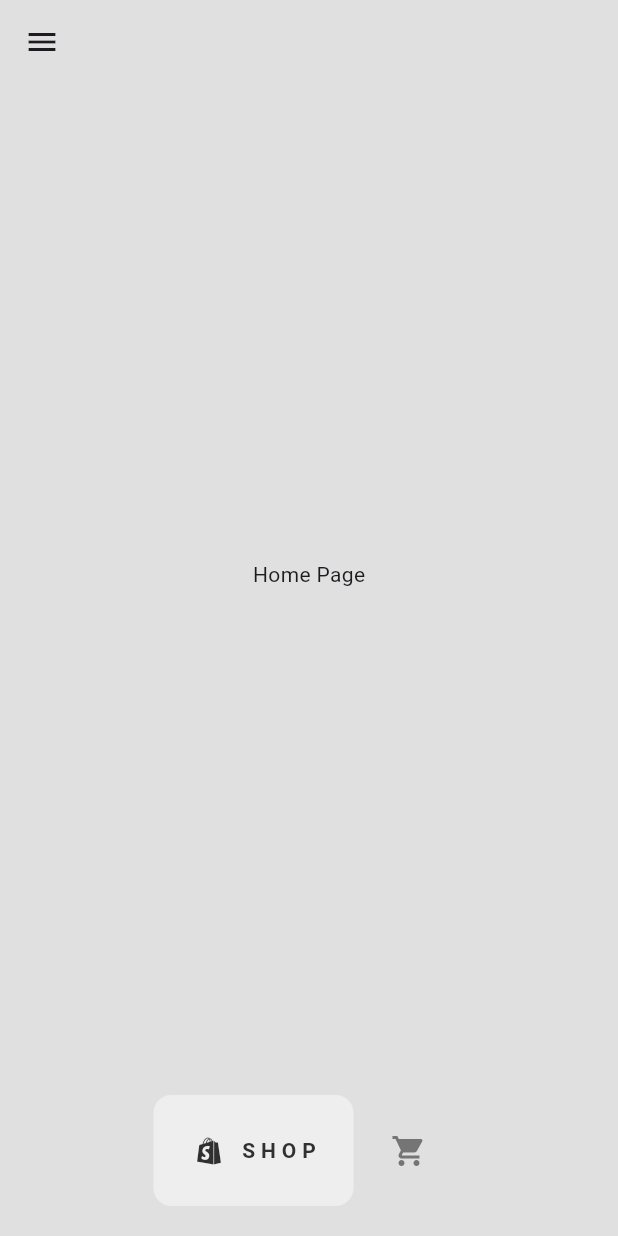
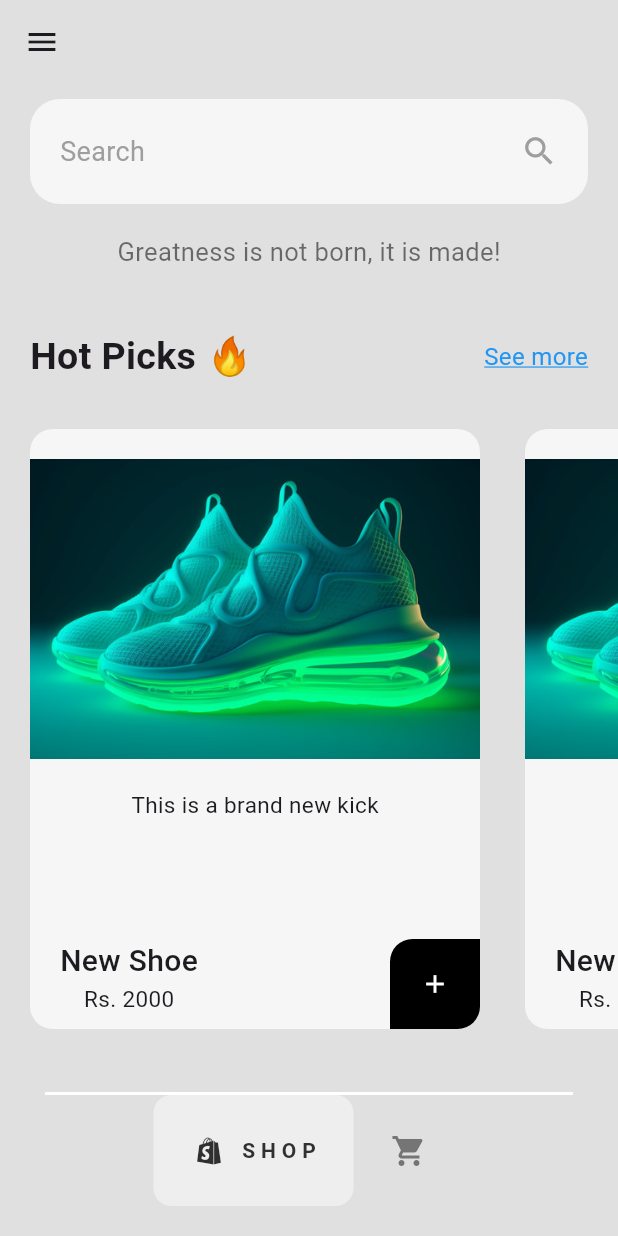
Before and after one commit to Akshat-Vashisht/flutter-sneaker-shop, a Flutter app: the HomePage screen opened directly, on a phone screen of 412 x 824 dp. Run offline on Flutter 3.47's test engine with Material 3 defaults, Android fonts, the phone set to English and light mode, and no system bars; drawn by our look-alikes of google_nav_bar.

Commit message:
feat(shop): add shop page 1. add a search button (functionality is WIP) 2. add a Hot Picks carousel to browse through 3. add model for shoe

```diff
--- /dev/null
+++ b/lib/components/shoe_tile.dart
@@ -0,0 +1,72 @@
+import 'package:flutter/material.dart';
+import 'package:sneaker_shop/models/shoe.dart';
+
+class ShoeTile extends StatelessWidget {
+  final Shoe shoe;
+  const ShoeTile({super.key, required this.shoe});
+
+  @override
+  Widget build(BuildContext context) {
+    return Container(
+      width: 300,
+      margin: const EdgeInsets.only(left: 20, right: 10),
+      decoration: const BoxDecoration(
+        borderRadius: BorderRadius.all(Radius.circular(15)),
+        color: Colors.white70,
+      ),
+      child: Column(
+        mainAxisAlignment: MainAxisAlignment.spaceBetween,
+        children: [
+          Column(
+            children: [
+              Padding(
+                padding: const EdgeInsets.symmetric(vertical: 20),
+                child: Image.asset(
+                  shoe.imagePath,
+                  height: 200,
+                  fit: BoxFit.cover,
+                ),
+              ),
+              Text(
+                shoe.description,
+                style: const TextStyle(fontSize: 15),
+              ),
+            ],
+          ),
+          Row(
+            mainAxisAlignment: MainAxisAlignment.spaceBetween,
+            children: [
+              Padding(
+                padding: const EdgeInsets.only(left: 20, bottom: 10),
+                child: Column(
+                  children: [
+                    Text(
+                      shoe.name,
+                      style: const TextStyle(
+                          fontSize: 20, fontWeight: FontWeight.w500),
+                    ),
+                    Text(shoe.price, style: const TextStyle(fontSize: 15)),
+                  ],
+                ),
+              ),
+              Container(
+                padding: const EdgeInsets.all(20),
+                decoration: const BoxDecoration(
+                  color: Colors.black,
+                  borderRadius: BorderRadius.only(
+                      topLeft: Radius.circular(15),
+                      bottomRight: Radius.circular(15)),
+                ),
+                child: const Icon(
+                  Icons.add,
+                  color: Colors.white,
+                  size: 20,
+                ),
+              )
+            ],
+          )
+        ],
+      ),
+    );
+  }
+}
--- /dev/null
+++ b/lib/models/shoe.dart
@@ -0,0 +1,12 @@
+class Shoe {
+  final String name;
+  final String description;
+  final String price;
+  final String imagePath;
+
+  Shoe(
+      {required this.name,
+      required this.description,
+      required this.price,
+      required this.imagePath});
+}
--- a/lib/pages/shop_page.dart
+++ b/lib/pages/shop_page.dart
@@ -1,12 +1,105 @@
 import 'package:flutter/material.dart';
+import 'package:sneaker_shop/components/shoe_tile.dart';
+import 'package:sneaker_shop/models/shoe.dart';
 
 class ShopPage extends StatelessWidget {
   const ShopPage({super.key});
 
   @override
   Widget build(BuildContext context) {
-    return Center(
-      child: const Text("Home Page"),
+    return Column(
+      children: [
+        // SEARCH BAR
+        Padding(
+          padding: const EdgeInsets.symmetric(horizontal: 20, vertical: 10),
+          child: Container(
+            // padding:
+            height: 70,
+            decoration: BoxDecoration(
+              borderRadius: BorderRadius.circular(20),
+              color: Colors.white70,
+            ),
+            child: const Padding(
+              padding: EdgeInsets.symmetric(horizontal: 20),
+              child: Row(
+                mainAxisAlignment: MainAxisAlignment.spaceBetween,
+                children: [
+                  Text(
+                    "Search",
+                    style: TextStyle(color: Colors.grey, fontSize: 18),
+                  ),
+                  Icon(
+                    Icons.search,
+                    color: Colors.grey,
+                    size: 25,
+                  )
+                ],
+              ),
+            ),
+          ),
+        ),
+
+        // SUBTITLE
+        const Padding(
+          padding: EdgeInsets.all(10),
+          child: Text(
+            "Greatness is not born, it is made!",
+            style: TextStyle(color: Colors.black54, fontSize: 17),
+          ),
+        ),
+
+        // HOT PICKS TITLE
+        const Padding(
+          padding: EdgeInsets.only(left: 20, right: 20, top: 30),
+          child: Row(
+            mainAxisAlignment: MainAxisAlignment.spaceBetween,
+            children: [
+              Text(
+                "Hot Picks 🔥",
+                style: TextStyle(
+                  fontWeight: FontWeight.bold,
+                  fontSize: 25,
+                ),
+              ),
+              Text("See more",
+                  style: TextStyle(
+                    color: Colors.blue,
+                    decoration: TextDecoration.underline,
+                    decorationColor: Colors.blue,
+                    fontSize: 16,
+                  )),
+            ],
+          ),
+        ),
+
+        const SizedBox(height: 30),
+        // HOT PICKS LIST
+        SizedBox(
+          height: 400,
+          child: ListView.builder(
+            scrollDirection: Axis.horizontal,
+            itemCount: 4,
+            itemBuilder: (context, index) {
+              Shoe shoe = Shoe(
+                  name: "New Shoe",
+                  description: "This is a brand new kick",
+                  price: "Rs. 2000",
+                  imagePath: 'lib/assets/images/image1.jpg');
+              return ShoeTile(shoe: shoe);
+            },
+          ),
+        ),
+
+        const Padding(
+          padding: EdgeInsets.only(top: 35),
+          child: Divider(
+            color: Colors.white,
+            indent: 30,
+            endIndent: 30,
+            thickness: 2,
+          ),
+        ),
+      ],
     );
   }
 }
```
